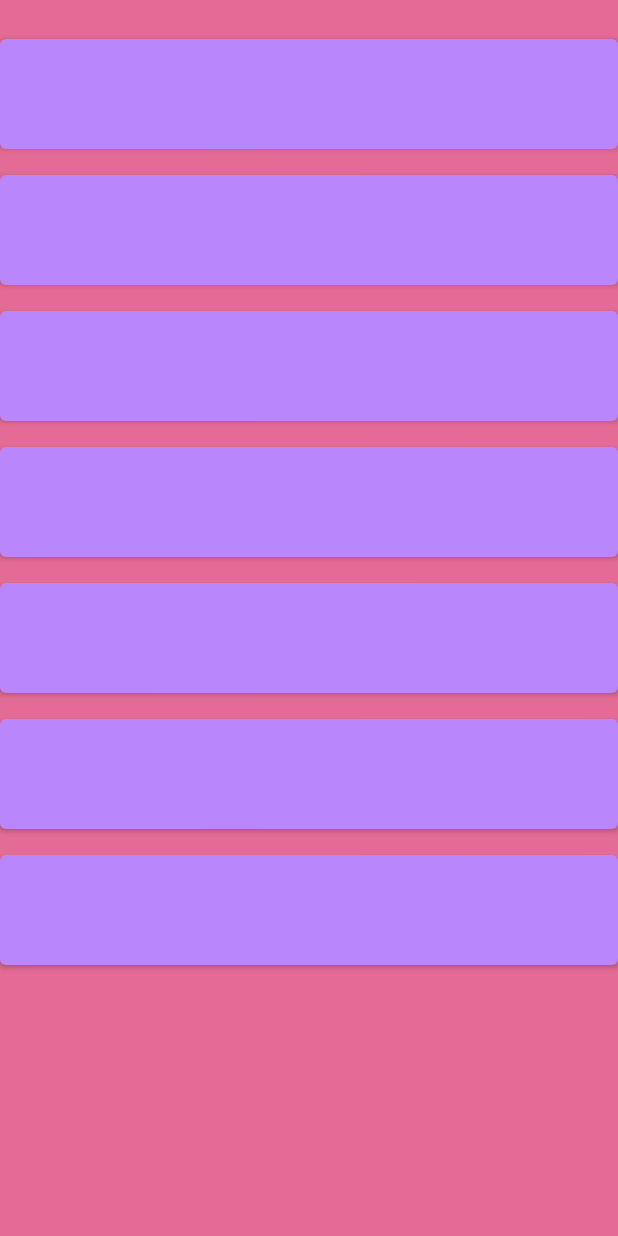
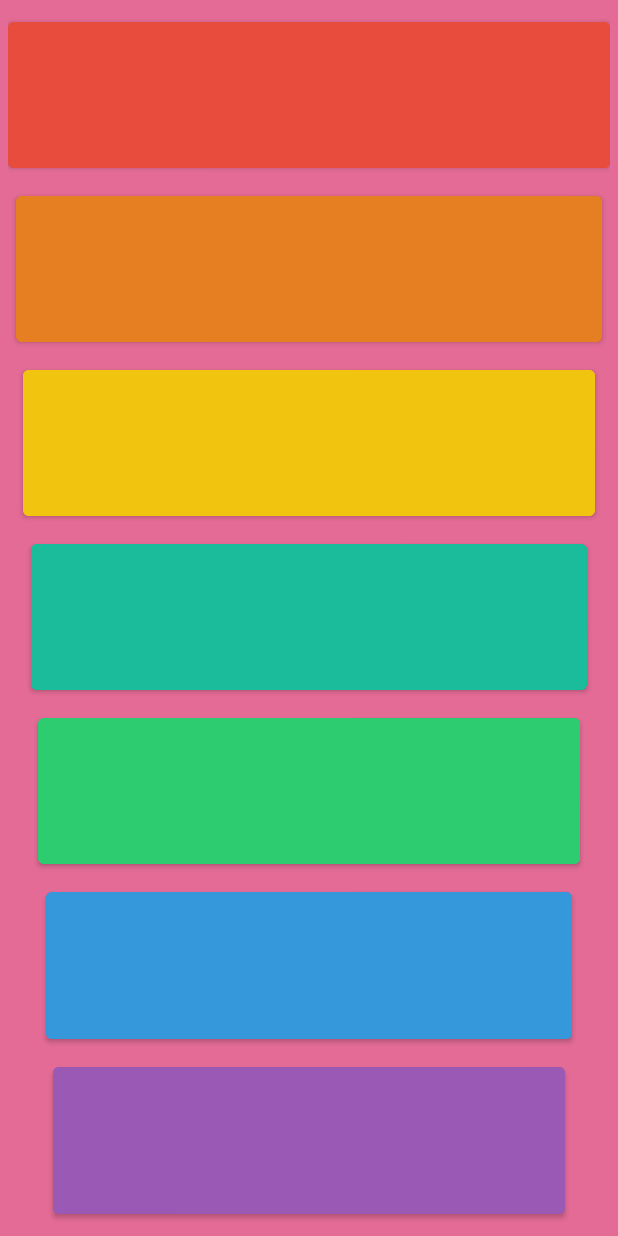
Before and after one commit to TheLe0/Xylophone, an Android app: the screen it shows after launch (MainActivity), on a phone screen of 412 x 824 dp. Run offline under Robolectric (Android 15) with nearby library versions, the phone set to English and light mode, and no system bars.

Commit message:
Final adjustaments on the layout

```diff
--- a/app/src/main/res/layout/activity_main.xml
+++ b/app/src/main/res/layout/activity_main.xml
@@ -4,106 +4,79 @@
     android:layout_width="match_parent"
     android:layout_height="match_parent"
     android:background="@color/background"
+    android:paddingBottom="@dimen/activity_vertical_margin"
+    android:paddingLeft="@dimen/activity_horizontal_margin"
+    android:paddingRight="@dimen/activity_horizontal_margin"
+    android:paddingTop="@dimen/activity_vertical_margin"
     android:orientation="vertical"
     tools:context=".MainActivity">
 
-    <LinearLayout
+    <Button
+        style="@style/KeyStyle"
+        android:id="@+id/btn_note1"
         android:layout_width="match_parent"
         android:layout_height="wrap_content"
-        android:orientation="horizontal">
+        android:tag="1"
+        android:backgroundTint="@color/note_1" />
 
-        <Button
-            android:id="@+id/btn_note1"
-            android:layout_width="0dp"
-            android:layout_height="@dimen/button_height"
-            android:layout_marginTop="@dimen/margin_top"
-            android:layout_marginBottom="@dimen/margin_bottom"
-            android:layout_weight="1"
-            android:text="@string/blank" />
-
-    </LinearLayout>
-
-    <LinearLayout
+    <Button
+        style="@style/KeyStyle"
+        android:id="@+id/btn_note2"
         android:layout_width="match_parent"
         android:layout_height="wrap_content"
-        android:orientation="horizontal">
+        android:layout_marginLeft="5dp"
+        android:layout_marginRight="5dp"
+        android:tag="2"
+        android:backgroundTint="@color/note_2" />
 
-        <Button
-            android:id="@+id/btn_note2"
-            android:layout_width="0dp"
-            android:layout_height="@dimen/button_height"
-            android:layout_marginBottom="@dimen/margin_bottom"
-            android:layout_weight="1"
-            android:text="@string/blank" />
-    </LinearLayout>
-
-    <LinearLayout
+    <Button
+        style="@style/KeyStyle"
+        android:id="@+id/btn_note3"
         android:layout_width="match_parent"
         android:layout_height="wrap_content"
-        android:orientation="horizontal">
+        android:layout_marginLeft="10dp"
+        android:layout_marginRight="10dp"
+        android:tag="3"
+        android:backgroundTint="@color/note_3" />
 
-        <Button
-            android:id="@+id/btn_note3"
-            android:layout_width="0dp"
-            android:layout_height="@dimen/button_height"
-            android:layout_marginBottom="@dimen/margin_bottom"
-            android:layout_weight="1"
-            android:text="@string/blank" />
-    </LinearLayout>
-
-    <LinearLayout
+    <Button
+        style="@style/KeyStyle"
+        android:id="@+id/btn_note4"
         android:layout_width="match_parent"
         android:layout_height="wrap_content"
-        android:orientation="horizontal">
+        android:layout_marginLeft="15dp"
+        android:layout_marginRight="15dp"
+        android:tag="4"
+        android:backgroundTint="@color/note_4" />
 
-        <Button
-            android:id="@+id/btn_note4"
-            android:layout_width="0dp"
-            android:layout_height="@dimen/button_height"
-            android:layout_marginBottom="@dimen/margin_bottom"
-            android:layout_weight="1"
-            android:text="@string/blank" />
-    </LinearLayout>
-
-    <LinearLayout
+    <Button
+        style="@style/KeyStyle"
+        android:id="@+id/btn_note5"
         android:layout_width="match_parent"
         android:layout_height="wrap_content"
-        android:orientation="horizontal">
+        android:layout_marginLeft="20dp"
+        android:layout_marginRight="20dp"
+        android:tag="5"
+        android:backgroundTint="@color/note_5" />
 
-        <Button
-            android:id="@+id/btn_note5"
-            android:layout_width="0dp"
-            android:layout_height="@dimen/button_height"
-            android:layout_marginBottom="@dimen/margin_bottom"
-            android:layout_weight="1"
-            android:text="@string/blank" />
-    </LinearLayout>
-
-    <LinearLayout
+    <Button
+        style="@style/KeyStyle"
+        android:id="@+id/btn_note6"
         android:layout_width="match_parent"
         android:layout_height="wrap_content"
-        android:orientation="horizontal">
+        android:layout_marginLeft="25dp"
+        android:layout_marginRight="25dp"
+        android:tag="6"
+        android:backgroundTint="@color/note_6" />
 
-        <Button
-            android:id="@+id/btn_note6"
-            android:layout_width="0dp"
-            android:layout_height="@dimen/button_height"
-            android:layout_marginBottom="@dimen/margin_bottom"
-            android:layout_weight="1"
-            android:text="@string/blank" />
-    </LinearLayout>
-
-    <LinearLayout
+    <Button
+        style="@style/KeyStyle"
+        android:id="@+id/btn_note7"
         android:layout_width="match_parent"
         android:layout_height="wrap_content"
-        android:orientation="horizontal">
-
-        <Button
-            android:id="@+id/btn_note7"
-            android:layout_width="0dp"
-            android:layout_height="@dimen/button_height"
-            android:layout_weight="1"
-            android:text="@string/blank" />
-    </LinearLayout>
+        android:layout_marginLeft="30dp"
+        android:layout_marginRight="30dp"
+        android:tag="7"
+        android:backgroundTint="@color/note_7" />
 
 </LinearLayout>
--- a/app/src/main/res/values-large/dimens.xml
+++ b/app/src/main/res/values-large/dimens.xml
@@ -1,6 +1,11 @@
 <?xml version="1.0" encoding="utf-8"?>
 <resources>
-    <dimen name="button_height">100dp</dimen>
-    <dimen name="margin_bottom">20dp</dimen>
-    <dimen name="margin_top">30dp</dimen>
+    <dimen name="margin_bottom">25dp</dimen>
+    <dimen name="margin_top">20dp</dimen>
+    <dimen name="button_height">85dp</dimen>
+    <dimen name="activity_horizontal_margin">5dp</dimen>
+    <dimen name="activity_vertical_margin">5dp</dimen>
+    <dimen name="KeyStyle_marginTop">3dp</dimen>
+    <dimen name="KeyStyle_weight">1</dimen>
+    <dimen name="KeyStyle_marginBottom">3dp</dimen>
 </resources>
--- a/app/src/main/res/values-normal/dimens.xml
+++ b/app/src/main/res/values-normal/dimens.xml
@@ -1,6 +1,11 @@
 <?xml version="1.0" encoding="utf-8"?>
 <resources>
+    <dimen name="margin_bottom">25dp</dimen>
+    <dimen name="margin_top">20dp</dimen>
     <dimen name="button_height">85dp</dimen>
-    <dimen name="margin_bottom">5dp</dimen>
-    <dimen name="margin_top">20dp</dimen>
+    <dimen name="activity_horizontal_margin">5dp</dimen>
+    <dimen name="activity_vertical_margin">5dp</dimen>
+    <dimen name="KeyStyle_marginTop">3dp</dimen>
+    <dimen name="KeyStyle_weight">1</dimen>
+    <dimen name="KeyStyle_marginBottom">3dp</dimen>
 </resources>
--- a/app/src/main/res/values-small/dimens.xml
+++ b/app/src/main/res/values-small/dimens.xml
@@ -1,6 +1,11 @@
 <?xml version="1.0" encoding="utf-8"?>
 <resources>
-    <dimen name="margin_bottom">0dp</dimen>
-    <dimen name="margin_top">10dp</dimen>
-    <dimen name="button_height">75dp</dimen>
+    <dimen name="margin_bottom">25dp</dimen>
+    <dimen name="margin_top">20dp</dimen>
+    <dimen name="button_height">85dp</dimen>
+    <dimen name="activity_horizontal_margin">5dp</dimen>
+    <dimen name="activity_vertical_margin">5dp</dimen>
+    <dimen name="KeyStyle_marginTop">3dp</dimen>
+    <dimen name="KeyStyle_weight">1</dimen>
+    <dimen name="KeyStyle_marginBottom">3dp</dimen>
 </resources>
--- a/app/src/main/res/values-xlarge/dimens.xml
+++ b/app/src/main/res/values-xlarge/dimens.xml
@@ -1,6 +1,11 @@
 <?xml version="1.0" encoding="utf-8"?>
 <resources>
-    <dimen name="button_height">115dp</dimen>
-    <dimen name="margin_bottom">30dp</dimen>
-    <dimen name="margin_top">30dp</dimen>
+    <dimen name="margin_bottom">25dp</dimen>
+    <dimen name="margin_top">20dp</dimen>
+    <dimen name="button_height">85dp</dimen>
+    <dimen name="activity_horizontal_margin">5dp</dimen>
+    <dimen name="activity_vertical_margin">5dp</dimen>
+    <dimen name="KeyStyle_marginTop">3dp</dimen>
+    <dimen name="KeyStyle_weight">1</dimen>
+    <dimen name="KeyStyle_marginBottom">3dp</dimen>
 </resources>
--- a/app/src/main/res/values/colors.xml
+++ b/app/src/main/res/values/colors.xml
@@ -9,4 +9,11 @@
     <color name="white">#FFFFFFFF</color>
     <color name="background">#E36B95</color>
     <color name="background_contrast">#E44E82</color>
+    <color name="note_1">#e74c3c</color>
+    <color name="note_2">#e67e22</color>
+    <color name="note_3">#f1c40f</color>
+    <color name="note_4">#1abc9c</color>
+    <color name="note_5">#2ecc71</color>
+    <color name="note_6">#3498db</color>
+    <color name="note_7">#9b59b6</color>
 </resources>
--- a/app/src/main/res/values/dimens.xml
+++ b/app/src/main/res/values/dimens.xml
@@ -3,4 +3,9 @@
     <dimen name="margin_bottom">25dp</dimen>
     <dimen name="margin_top">20dp</dimen>
     <dimen name="button_height">85dp</dimen>
+    <dimen name="activity_horizontal_margin">5dp</dimen>
+    <dimen name="activity_vertical_margin">5dp</dimen>
+    <dimen name="KeyStyle_marginTop">3dp</dimen>
+    <dimen name="KeyStyle_weight">1</dimen>
+    <dimen name="KeyStyle_marginBottom">3dp</dimen>
 </resources>
--- a/app/src/main/res/values/styles.xml
+++ b/app/src/main/res/values/styles.xml
@@ -9,4 +9,10 @@
         <item name="android:navigationBarColor">@color/background_contrast</item>
     </style>
 
+    <style name="KeyStyle">
+        <item name="android:layout_weight">@dimen/KeyStyle_weight</item>
+        <item name="android:layout_marginTop">@dimen/KeyStyle_marginTop</item>
+        <item name="android:layout_marginBottom">@dimen/KeyStyle_marginBottom</item>
+    </style>
+
 </resources>
```
